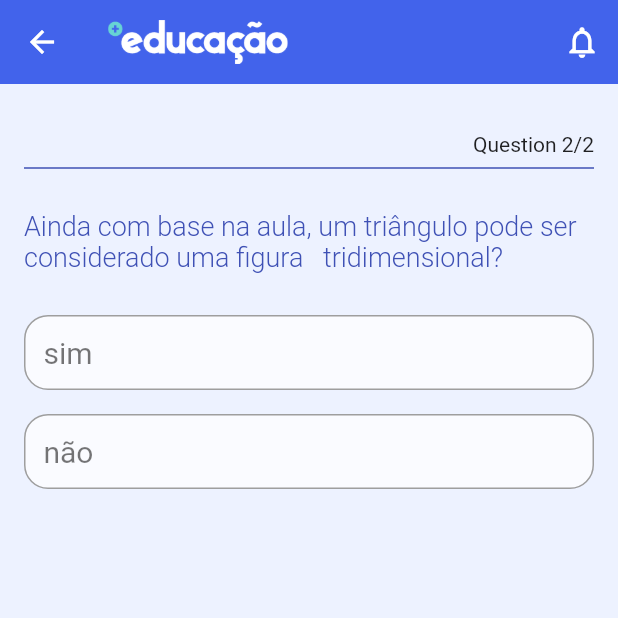
After one commit to fymorGod/projeto-inicial-educacao, a Flutter app: the QuestionWidget screen opened directly, after a tap on "3 lados", after a tap on "Próxima página", on a phone screen of 412 x 824 dp, the top half of it. The commit adds this screen. Run offline on Flutter 3.47's test engine with Material 2 defaults, Android fonts, the phone set to English and light mode, and no system bars; our stand-ins replace auto_size_text, google_fonts, page_transition, percent_indicator, syncfusion_flutter_charts, table_calendar and 1 more.

Commit message:
atividade criada

```diff
--- a/lib/pages/anotations/create_anotation.dart
+++ b/lib/pages/anotations/create_anotation.dart
@@ -21,7 +21,9 @@ class _CreateAnotationState extends State<CreateAnotation> {
         backgroundColor: AppStyle.secondColor,
         elevation: 0,
         actions: [
-          IconButton(onPressed: (){}, icon: Icon(Icons.search,
+          IconButton(
+            onPressed: (){},
+            icon: Icon(Icons.search,
             size: 25,
             color: Colors.white,
           ),
@@ -32,7 +34,8 @@ class _CreateAnotationState extends State<CreateAnotation> {
             color: Colors.white,
           ),
           ),
-          IconButton(onPressed: () => Navigator.push(context, PageTransition(
+          IconButton(
+            onPressed: () => Navigator.push(context, PageTransition(
               child: PerfilPage(),
               type: PageTransitionType.fade,
               duration: const Duration(milliseconds: 10)
@@ -104,7 +107,27 @@ class _CreateAnotationState extends State<CreateAnotation> {
               children: [
                 SizedBox(width: 145),
                 TextButton(
-                    onPressed: (){},
+                    onPressed: (){
+                      showModalBottomSheet(
+                          shape: RoundedRectangleBorder(
+                              borderRadius: BorderRadius.circular(30)
+                          ),
+                          backgroundColor: Color(0xffF1F3F5),
+                          context: context,
+                          builder: (context) => Center(
+                            child: Padding(
+                              padding: const EdgeInsets.symmetric(horizontal: 40, vertical: 40),
+                              child: Column(
+                                children: [
+                                  TextField(
+                                    decoration: InputDecoration(),
+                                  )
+                                ],
+                              ),
+                            ),
+                          )
+                      );
+                    },
                     child: Row(
                       children: [
                         Icon(Icons.add),
--- a/lib/pages/home_page.dart
+++ b/lib/pages/home_page.dart
@@ -65,6 +65,7 @@ class _HomePageState extends State<HomePage> {
           height: size.height,
             child: Stack(
               children: [
+
                 Container(
                   width: size.width,
                   height: size.height * 0.40,
--- /dev/null
+++ b/lib/quizz/model.dart
@@ -0,0 +1,40 @@
+class Question {
+  final String text;
+  final List<Option> options;
+  bool isLocked;
+  Option? selectedOption;
+
+  Question({
+    required this.text,
+    required this.options,
+    this.isLocked = false,
+    this.selectedOption,
+  });
+}
+
+class Option{
+  final String text;
+  final bool isCorrect;
+
+  const Option({
+    required this.text,
+    required this.isCorrect,
+  });
+}
+
+final questions = [
+  Question(
+    text: "Com base no que foi ensinado, quantos lados tem um triângulo?",
+    options: [
+      const Option(text: '3 lados', isCorrect: true),
+      const Option(text: '4 lados', isCorrect: false),
+    ]
+  ),
+  Question(
+      text: "Ainda com base na aula, um triângulo pode ser considerado uma figura   tridimensional?",
+      options: [
+        const Option(text: 'sim', isCorrect: false),
+        const Option(text: 'não', isCorrect: true),
+      ]
+  ),
+];
--- /dev/null
+++ b/lib/widget/QuestionWidget.dart
@@ -0,0 +1,226 @@
+import 'package:codeone/quizz/model.dart';
+import 'package:codeone/style/app_style.dart';
+import 'package:flutter/material.dart';
+
+class QuestionWidget extends StatefulWidget {
+  const QuestionWidget({Key? key}) : super(key: key);
+
+  @override
+  State<QuestionWidget> createState() => _QuestionWidgetState();
+}
+
+class _QuestionWidgetState extends State<QuestionWidget> {
+  late PageController _controller;
+  int _questionsNumber = 1;
+  int _score = 0;
+  bool _isLocked = false;
+  @override
+  void initState(){
+    super.initState();
+    _controller = PageController(initialPage: 0);
+  }
+
+  @override
+  Widget build(BuildContext context) {
+    return Scaffold(
+      appBar: AppBar(
+        title: Container(
+          width: 120,
+          height: 60,
+          child: Image.asset('assets/images/logo-educacao.png',),
+        ),
+        backgroundColor: AppStyle.secondColor,
+        elevation: 0,
+        actions: [
+          IconButton(onPressed: (){}, icon: Icon(Icons.notifications_none_outlined,
+            size: 25,
+            color: Colors.white,
+          ),
+          ),
+        ],
+      ),
+      backgroundColor: AppStyle.mainColor,
+      body: Padding(
+        padding: const EdgeInsets.symmetric(horizontal: 16.0),
+        child: Column(
+          crossAxisAlignment: CrossAxisAlignment.end,
+          children: [
+            const SizedBox(
+              height: 32,
+            ),
+            Text('Question $_questionsNumber/${questions.length}'),
+            const Divider(thickness: 1,color: Colors.indigo),
+            Expanded(
+                child: PageView.builder(
+                  controller: _controller,
+                  itemCount: questions.length,
+                  physics: const NeverScrollableScrollPhysics(),
+                  itemBuilder: (context, index) {
+                    final _question = questions[index];
+                    return buildQuestion(_question);
+                  },
+                )
+            ),
+            _isLocked ? buildElevatedButton() : const SizedBox.shrink(),
+            const SizedBox(height: 20),
+          ],
+        ),
+      ),
+    );
+  }
+  Column buildQuestion(Question question) {
+    return Column(
+      crossAxisAlignment: CrossAxisAlignment.start,
+      children: [
+        const SizedBox(height: 20),
+        Text(
+          question.text,
+          style: const TextStyle(
+              fontSize: 18,
+              fontWeight: FontWeight.w300,
+              color: Colors.indigo
+          ),
+        ),
+        const SizedBox(height: 20),
+
+        Expanded(
+            child: OptionsWidget(
+              question: question,
+              onClickOption: (option) {
+                if(question.isLocked){
+                  return;
+                }
+                else {
+                  setState(() {
+                    question.isLocked = true;
+                    question.selectedOption = option;
+                  });
+                  _isLocked = question.isLocked;
+                  if (question.selectedOption!.isCorrect){
+                    _score++;
+                  }
+                }
+              },
+            )
+        )
+      ],
+    );
+  }
+
+  ElevatedButton buildElevatedButton() {
+    return ElevatedButton(
+        onPressed: () {
+          if(_questionsNumber < questions.length){
+            _controller.nextPage(
+              duration: const Duration(milliseconds: 250),
+              curve: Curves.easeInExpo,
+            );
+
+            setState((){
+              _questionsNumber++;
+              _isLocked = false;
+            });
+          } else {
+            Navigator.pushReplacement(
+              context,
+              MaterialPageRoute(
+                builder: (context) => ResultPage(score: _score),
+              )
+            );
+          }
+        },
+        child: Text(
+          _questionsNumber < questions.length ? "Próxima página" : "Ver o Resultado"
+        )
+    );
+  }
+}
+
+
+class OptionsWidget extends StatelessWidget {
+  final Question question;
+  final ValueChanged<Option> onClickOption;
+  const OptionsWidget({
+    Key? key,
+    required this.question,
+    required this.onClickOption
+  }) : super(key: key);
+
+  @override
+  Widget build(BuildContext context) => SingleChildScrollView(
+    child: Column(
+      children: question.options.map((option) => buildOption(context, option))
+          .toList(),
+    ),
+  );
+
+  Widget buildOption(BuildContext context, Option option){
+    final color = getColorForOption(option, question);
+    return GestureDetector(
+      onTap: ()=> onClickOption(option),
+      child: Container(
+        height: 50,
+        padding: const EdgeInsets.all(12),
+        margin: const EdgeInsets.symmetric(vertical: 8),
+        decoration: BoxDecoration(
+          color: Colors.white70,
+          borderRadius: BorderRadius.circular(16),
+          border: Border.all(color: Colors.grey)
+        ),
+        child: Row(
+          mainAxisAlignment: MainAxisAlignment.spaceBetween,
+          children: [
+            Text(
+              option.text,
+              style: const TextStyle(
+                fontSize: 20,
+                color: Colors.black54
+              ),
+            ),
+            getIconForOption(option, question)
+          ],
+        ),
+      ),
+    );
+  }
+
+  Color getColorForOption(Option option, Question question) {
+    final isSelected = option == question.selectedOption;
+    if(question.isLocked){
+      if(isSelected){
+        return option.isCorrect ? Colors.green : Colors.red;
+      } else if(option.isCorrect){
+        return AppStyle.mainColor;
+      }
+    }
+    return AppStyle.mainColor;
+  }
+
+  Widget getIconForOption(Option option, Question question) {
+    final isSelected = option == question.selectedOption;
+    if(question.isLocked){
+      if(isSelected){
+        return option.isCorrect
+            ? const Icon(Icons.check_circle, color: Colors.green)
+            : const Icon(Icons.cancel, color: Colors.red);
+      } else if(option.isCorrect){
+        return const Icon(Icons.check_circle, color: Colors.green);
+      }
+    }
+    return const SizedBox.shrink();
+  }
+}
+
+class ResultPage extends StatelessWidget {
+  const ResultPage({Key? key, required this.score}) : super(key: key);
+
+  final int score;
+  @override
+  Widget build(BuildContext context) {
+    return Scaffold(
+      body: Center(
+        child: Text('Você acertou $score/${questions.length}'),
+      ),
+    );
+  }
+}
--- a/lib/widget/expansion_wid.dart
+++ b/lib/widget/expansion_wid.dart
@@ -1,5 +1,7 @@
 import 'package:codeone/style/app_style.dart';
+import 'package:codeone/widget/QuestionWidget.dart';
 import 'package:flutter/material.dart';
+import 'package:page_transition/page_transition.dart';
 import 'package:video_player/video_player.dart';
 import '../interfaces/atv.dart';
 
@@ -48,7 +50,8 @@ class _ExpansionWidState extends State<ExpansionWid> {
             headerBuilder: (bc, status) {
           return Container(
             child: Container(
-              padding: EdgeInsets.all(10), child: Row(
+              padding: EdgeInsets.all(10),
+              child: Row(
             children: [
               Container(
                 child: Image.asset('assets/images/play-button.png',
@@ -56,10 +59,12 @@ class _ExpansionWidState extends State<ExpansionWid> {
                   height: 30,
                 ),
               ),
-              SizedBox(width: 10.0,),
-              Text(atv.name)
-            ],
-          ),),);
+                  SizedBox(width: 10.0,),
+                  Text(atv.name)
+                ],
+              ),
+            ),
+          );
         },body: FutureBuilder(
           future: _initializeVideoPlayerFuture,
           builder: (context, snapshot){
@@ -79,7 +84,15 @@ class _ExpansionWidState extends State<ExpansionWid> {
                           controller!.play();
                         }
                      }
-                  )
+                  ),
+                  TextButton(onPressed: () {
+                    Navigator.push(context, PageTransition(
+                        child: QuestionWidget(),
+                        type:  PageTransitionType.fade,
+                        duration: const Duration(milliseconds: 10)
+                    )
+                    );
+                  }, child: Text("Atividade 1"))
                 ],
               );
             }  else {
```
